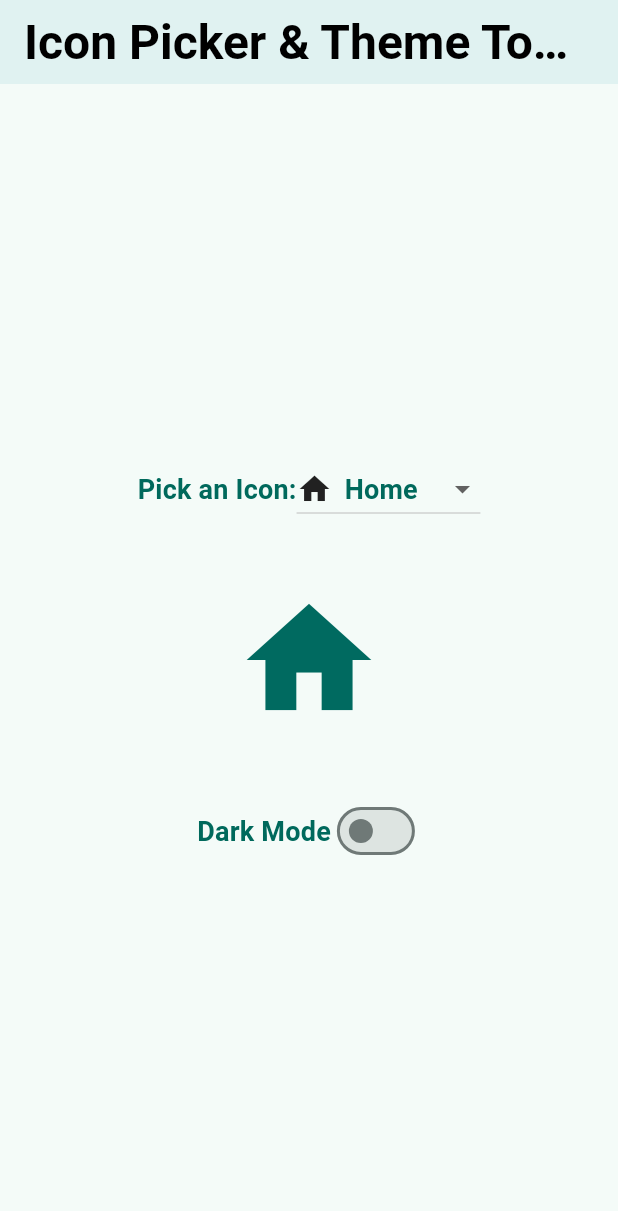
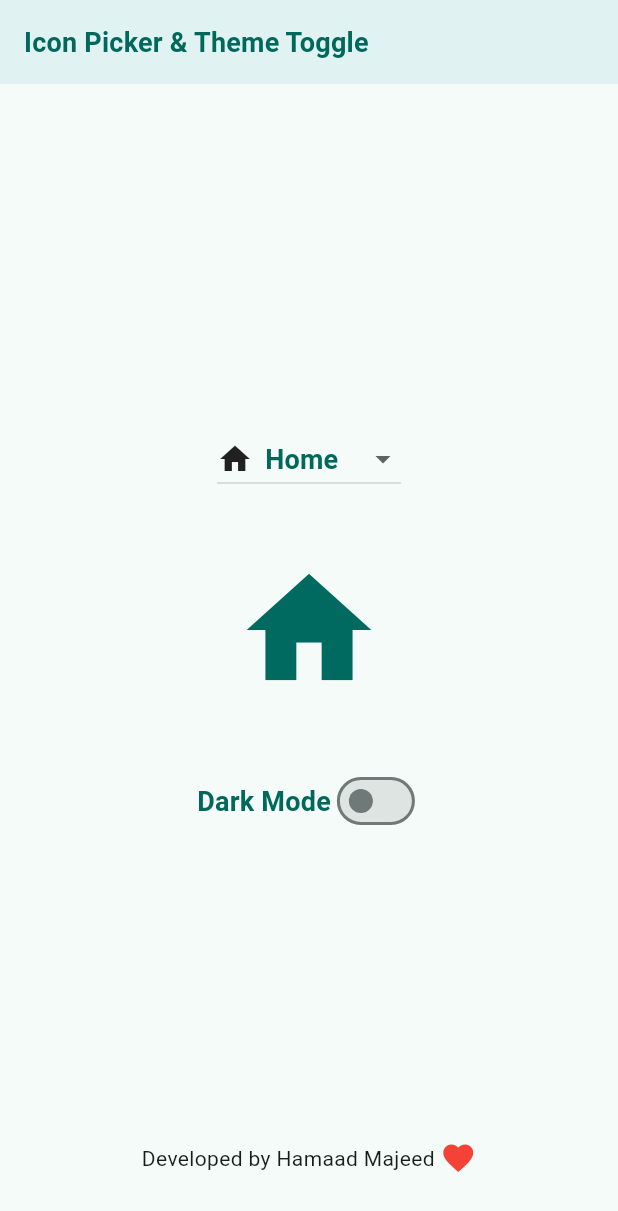
Before and after one commit to MrHamaad/toggle_and_pick, a Flutter app: the screen it shows after launch, on a phone screen of 412 x 824 dp. Shown: the top 1211 px of the screen. Run offline on Flutter 3.47's test engine with Material 3 defaults, Android fonts, the phone set to English and light mode, and no system bars.

Commit message:
Divide the App into Widgets and screens also added footer

```diff
--- a/lib/main.dart
+++ b/lib/main.dart
@@ -1,8 +1,12 @@
 import 'package:flutter/material.dart';
+import 'theme/app_theme.dart'; // import only once here
+import 'screens/home_screen.dart'; // make sure this is imported
 
 void main() => runApp(MyApp());
 
 class MyApp extends StatefulWidget {
+  const MyApp({super.key});  // add key
+
   @override
   State<MyApp> createState() => _MyAppState();
 }
@@ -20,149 +24,10 @@
   Widget build(BuildContext context) {
     return MaterialApp(
       title: 'Theme & Icon Picker',
-      theme: ThemeData(
-        colorScheme: ColorScheme.fromSeed(
-          seedColor: Colors.teal,
-          brightness: Brightness.light,
-        ),
-        useMaterial3: true,
-        textTheme: TextTheme(
-          headlineLarge: TextStyle(
-            fontSize: 32,
-            fontWeight: FontWeight.bold,
-            color: Colors.black,
-          ),
-          titleMedium: TextStyle(
-            fontSize: 18,
-            fontWeight: FontWeight.w600,
-            color: Colors.teal[800],
-          ),
-        ),
-        appBarTheme: AppBarTheme(
-          backgroundColor: Colors.teal[50],
-          elevation: 0,
-        ),
-      ),
-      darkTheme: ThemeData(
-        colorScheme: ColorScheme.fromSeed(
-          seedColor: Colors.teal,
-          brightness: Brightness.dark,
-        ),
-        useMaterial3: true,
-        textTheme: TextTheme(
-          headlineLarge: TextStyle(
-            fontSize: 32,
-            fontWeight: FontWeight.bold,
-            color: Colors.white,
-          ),
-          titleMedium: TextStyle(
-            fontSize: 18,
-            fontWeight: FontWeight.w600,
-            color: Colors.teal[200],
-          ),
-        ),
-        appBarTheme: AppBarTheme(
-          backgroundColor: Colors.grey[900],
-          elevation: 0,
-        ),
-      ),
+      theme: AppTheme.lightTheme,
+      darkTheme: AppTheme.darkTheme,
       themeMode: _themeMode,
-      home: HomeScreen(onThemeChanged: _toggleTheme),
+      home: HomeScreen(onThemeChanged: _toggleTheme), // HomeScreen is recognized now
     );
   }
 }
-
-class HomeScreen extends StatefulWidget {
-  final Function(bool) onThemeChanged;
-
-  const HomeScreen({super.key, required this.onThemeChanged});
-
-  @override
-  State<HomeScreen> createState() => _HomeScreenState();
-}
-
-class _HomeScreenState extends State<HomeScreen> {
-  IconData _selectedIcon = Icons.home;
-
-  final Map<String, IconData> iconOptions = {
-    'Home': Icons.home,
-    'Star': Icons.star,
-    'Favorite': Icons.favorite,
-    'Alarm': Icons.alarm,
-    'Person': Icons.person,
-  };
-
-  @override
-  Widget build(BuildContext context) {
-    final isDark = Theme.of(context).brightness == Brightness.dark;
-
-    return Scaffold(
-      appBar: AppBar(
-        title: Text(
-          'Icon Picker & Theme Toggle',
-          style: Theme.of(context).textTheme.headlineLarge,
-        ),
-      ),
-      body: Padding(
-        padding: const EdgeInsets.all(24.0),
-        child: Column(
-          mainAxisAlignment: MainAxisAlignment.center,
-          children: [
-            Row(
-              mainAxisAlignment: MainAxisAlignment.center,
-              children: [
-                Text(
-                  'Pick an Icon:',
-                  style: Theme.of(context).textTheme.titleMedium,
-                ),
-                SizedBox(height: 10),
-                DropdownButton<IconData>(
-                  value: _selectedIcon,
-                  onChanged: (IconData? newIcon) {
-                    if (newIcon != null) {
-                      setState(() {
-                        _selectedIcon = newIcon;
-                      });
-                    }
-                  },
-                  items: iconOptions.entries.map((entry) {
-                    return DropdownMenuItem<IconData>(
-                      value: entry.value,
-                      child: Row(
-                        children: [
-                          Icon(entry.value),
-                          SizedBox(width: 8),
-                          Text(entry.key),
-                        ],
-                      ),
-                    );
-                  }).toList(),
-                ),
-              ],
-            ),
-            SizedBox(height: 40),
-            Icon(
-              _selectedIcon,
-              size: 100,
-              color: Theme.of(context).colorScheme.primary,
-            ),
-            SizedBox(height: 40),
-            Row(
-              mainAxisAlignment: MainAxisAlignment.center,
-              children: [
-                Text(
-                  'Dark Mode',
-                  style: Theme.of(context).textTheme.titleMedium,
-                ),
-                Switch(
-                  value: isDark,
-                  onChanged: widget.onThemeChanged,
-                ),
-              ],
-            ),
-          ],
-        ),
-      ),
-    );
-  }
-}
--- /dev/null
+++ b/lib/screens/home_screen.dart
@@ -0,0 +1,107 @@
+import 'package:flutter/material.dart';
+
+class HomeScreen extends StatefulWidget {
+  final Function(bool) onThemeChanged;
+
+  const HomeScreen({super.key, required this.onThemeChanged});
+
+  @override
+  State<HomeScreen> createState() => _HomeScreenState();
+}
+
+class _HomeScreenState extends State<HomeScreen> {
+  IconData _selectedIcon = Icons.home;
+
+  final Map<String, IconData> iconOptions = {
+    'Home': Icons.home,
+    'Star': Icons.star,
+    'Favorite': Icons.favorite,
+    'Alarm': Icons.alarm,
+    'Person': Icons.person,
+  };
+
+  @override
+  @override
+  Widget build(BuildContext context) {
+    final isDark = Theme.of(context).brightness == Brightness.dark;
+    final textTheme = Theme.of(context).textTheme;
+
+    return Scaffold(
+      appBar: AppBar(
+        title: Text('Icon Picker & Theme Toggle', style: textTheme.titleMedium),
+      ),
+      body: SafeArea(
+        child: Padding(
+          padding: const EdgeInsets.all(24.0),
+          child: Column(
+            mainAxisAlignment: MainAxisAlignment.spaceBetween,  // Space between top content and footer
+            children: [
+              // Main content centered vertically
+              Expanded(
+                child: Center(
+                  child: Column(
+                    mainAxisSize: MainAxisSize.min, // Wrap content tightly
+                    children: [
+                      DropdownButton<IconData>(
+                        value: _selectedIcon,
+                        onChanged: (IconData? newIcon) {
+                          if (newIcon != null) {
+                            setState(() {
+                              _selectedIcon = newIcon;
+                            });
+                          }
+                        },
+                        items: iconOptions.entries.map((entry) {
+                          return DropdownMenuItem<IconData>(
+                            value: entry.value,
+                            child: Row(
+                              children: [
+                                Icon(entry.value),
+                                const SizedBox(width: 8),
+                                Text(entry.key),
+                              ],
+                            ),
+                          );
+                        }).toList(),
+                      ),
+                      const SizedBox(height: 40),
+                      Icon(
+                        _selectedIcon,
+                        size: 100,
+                        color: Theme.of(context).colorScheme.primary,
+                      ),
+                      const SizedBox(height: 40),
+                      Row(
+                        mainAxisAlignment: MainAxisAlignment.center,
+                        children: [
+                          Text('Dark Mode', style: textTheme.titleMedium),
+                          Switch(
+                            value: isDark,
+                            onChanged: widget.onThemeChanged,
+                          ),
+                        ],
+                      ),
+                    ],
+                  ),
+                ),
+              ),
+
+              // Footer fixed at bottom
+              Padding(
+                padding: const EdgeInsets.only(bottom: 16),
+                child: Row(
+                  mainAxisAlignment: MainAxisAlignment.center,
+                  children: const [
+                    Text('Developed by Hamaad Majeed '),
+                    Icon(Icons.favorite, color: Colors.red),
+                  ],
+                ),
+              ),
+            ],
+          ),
+        ),
+      ),
+    );
+  }
+
+}
--- /dev/null
+++ b/lib/theme/app_theme.dart
@@ -0,0 +1,51 @@
+import 'package:flutter/material.dart';
+
+class AppTheme {
+  static final lightTheme = ThemeData(
+    colorScheme: ColorScheme.fromSeed(
+      seedColor: Colors.teal,
+      brightness: Brightness.light,
+    ),
+    useMaterial3: true,
+    textTheme: TextTheme(
+      headlineLarge: TextStyle(
+        fontSize: 32,
+        fontWeight: FontWeight.bold,
+        color: Colors.black,
+      ),
+      titleMedium: TextStyle(
+        fontSize: 18,
+        fontWeight: FontWeight.w600,
+        color: Colors.teal.shade800, // ✅ safer & cleaner
+      ),
+    ),
+    appBarTheme: AppBarTheme(
+      backgroundColor: Colors.teal.shade50,
+      elevation: 0,
+    ),
+  );
+
+  static final darkTheme = ThemeData(
+    colorScheme: ColorScheme.fromSeed(
+      seedColor: Colors.teal,
+      brightness: Brightness.dark,
+    ),
+    useMaterial3: true,
+    textTheme: TextTheme(
+      headlineLarge: TextStyle(
+        fontSize: 32,
+        fontWeight: FontWeight.bold,
+        color: Colors.white,
+      ),
+      titleMedium: TextStyle(
+        fontSize: 18,
+        fontWeight: FontWeight.w600,
+        color: Colors.teal.shade200, // ✅ safer & cleaner
+      ),
+    ),
+    appBarTheme: AppBarTheme(
+      backgroundColor: Colors.grey.shade900,
+      elevation: 0,
+    ),
+  );
+}
--- /dev/null
+++ b/lib/widgets/footer.dart
@@ -0,0 +1,17 @@
+import 'package:flutter/material.dart';
+
+class Footer extends StatelessWidget {
+  const Footer({super.key});
+
+  @override
+  Widget build(BuildContext context) {
+    return Text(
+      'Developed by Hamaad Majeed ❤️',
+      style: TextStyle(
+        fontSize: 16,
+        fontWeight: FontWeight.w800,
+        color: Theme.of(context).colorScheme.onSurface,
+      ),
+    );
+  }
+}
--- /dev/null
+++ b/lib/widgets/icon_picker.dart
@@ -0,0 +1,51 @@
+import 'package:flutter/material.dart';
+
+class AppTheme {
+  static final lightTheme = ThemeData(
+    colorScheme: ColorScheme.fromSeed(
+      seedColor: Colors.teal,
+      brightness: Brightness.light,
+    ),
+    useMaterial3: true,
+    textTheme: TextTheme(
+      headlineLarge: TextStyle(
+        fontSize: 32,
+        fontWeight: FontWeight.bold,
+        color: Colors.black,
+      ),
+      titleMedium: TextStyle(
+        fontSize: 18,
+        fontWeight: FontWeight.w600,
+        color: Colors.teal[800],
+      ),
+    ),
+    appBarTheme: AppBarTheme(
+      backgroundColor: Colors.teal[50],
+      elevation: 0,
+    ),
+  );
+
+  static final darkTheme = ThemeData(
+    colorScheme: ColorScheme.fromSeed(
+      seedColor: Colors.teal,
+      brightness: Brightness.dark,
+    ),
+    useMaterial3: true,
+    textTheme: TextTheme(
+      headlineLarge: TextStyle(
+        fontSize: 32,
+        fontWeight: FontWeight.bold,
+        color: Colors.white,
+      ),
+      titleMedium: TextStyle(
+        fontSize: 18,
+        fontWeight: FontWeight.w600,
+        color: Colors.teal[200],
+      ),
+    ),
+    appBarTheme: AppBarTheme(
+      backgroundColor: Colors.grey[900],
+      elevation: 0,
+    ),
+  );
+}
```
